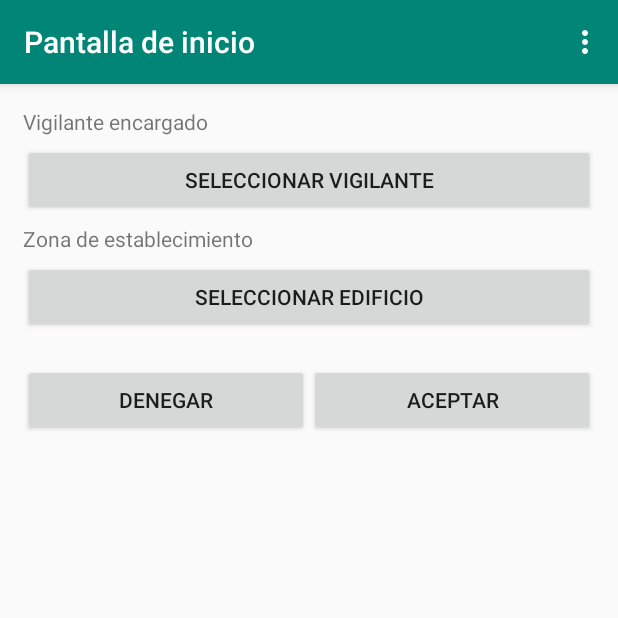
After one commit to DesKevinMendez/control-estacionamiento-utec-android, an Android app: the fragment AssignWatchman placed in its activity, on a phone screen of 412 x 824 dp, the top half of it. The commit adds this screen. Run offline under Robolectric (Android 15) with nearby library versions, the phone set to English and light mode, and no system bars.

Commit message:
Se agrega vista de asignar vigilante

```diff
--- /dev/null
+++ b/app/src/main/java/com/example/control_estacionamiento_utec_electiva_i/Admin/AssignWatchman.java
@@ -0,0 +1,161 @@
+package com.example.control_estacionamiento_utec_electiva_i.Admin;
+
+import android.content.Context;
+import android.net.Uri;
+import android.os.Bundle;
+
+import androidx.fragment.app.Fragment;
+
+import android.view.LayoutInflater;
+import android.view.View;
+import android.view.ViewGroup;
+import android.widget.Button;
+
+import com.example.control_estacionamiento_utec_electiva_i.Admin.ViewAssignParking.SelectedBuilding;
+import com.example.control_estacionamiento_utec_electiva_i.Admin.ViewAssignParking.SelectedTeacher;
+import com.example.control_estacionamiento_utec_electiva_i.R;
+
+/**
+ * A simple {@link Fragment} subclass.
+ * Activities that contain this fragment must implement the
+ * {@link AssignWatchman.OnFragmentInteractionListener} interface
+ * to handle interaction events.
+ * Use the {@link AssignWatchman#newInstance} factory method to
+ * create an instance of this fragment.
+ */
+public class AssignWatchman extends Fragment implements View.OnClickListener {
+    // TODO: Rename parameter arguments, choose names that match
+    // the fragment initialization parameters, e.g. ARG_ITEM_NUMBER
+    private static final String ARG_PARAM1 = "param1";
+    private static final String ARG_PARAM2 = "param2";
+
+    // TODO: Rename and change types of parameters
+    private String mParam1;
+    private String mParam2;
+
+    private OnFragmentInteractionListener mListener;
+
+    public AssignWatchman() {
+        // Required empty public constructor
+    }
+
+    /**
+     * Use this factory method to create a new instance of
+     * this fragment using the provided parameters.
+     *
+     * @param param1 Parameter 1.
+     * @param param2 Parameter 2.
+     * @return A new instance of fragment AssignWatchman.
+     */
+    // TODO: Rename and change types and number of parameters
+    public static AssignWatchman newInstance(String param1, String param2) {
+        AssignWatchman fragment = new AssignWatchman();
+        Bundle args = new Bundle();
+        args.putString(ARG_PARAM1, param1);
+        args.putString(ARG_PARAM2, param2);
+        fragment.setArguments(args);
+        return fragment;
+    }
+
+    @Override
+    public void onCreate(Bundle savedInstanceState) {
+        super.onCreate(savedInstanceState);
+        if (getArguments() != null) {
+            mParam1 = getArguments().getString(ARG_PARAM1);
+            mParam2 = getArguments().getString(ARG_PARAM2);
+        }
+    }
+
+    @Override
+    public View onCreateView(LayoutInflater inflater, ViewGroup container,
+                             Bundle savedInstanceState) {
+        // Inflate the layout for this fragment
+        View view = inflater.inflate(R.layout.fragment_assign_watchman, container, false);
+
+        Button btnAsignarVigilante = view.findViewById(R.id.btnAsignarVigilante);
+        Button btnSeleccionarEdificio = view.findViewById(R.id.btnSeleccionarEdificio);
+        Button btnDenegarAW = view.findViewById(R.id.btnDenegarAW);
+        Button btnAceptarAW = view.findViewById(R.id.btnAceptarAW);
+
+        btnAsignarVigilante.setOnClickListener(this);
+        btnSeleccionarEdificio.setOnClickListener(this);
+        btnAceptarAW.setOnClickListener(this);
+        btnDenegarAW.setOnClickListener(this);
+        return view;
+    }
+    @Override
+    public void onClick(View view) {
+        switch (view.getId()){
+            case R.id.btnAsignarVigilante:
+                SelectedTeacher selectedTeacher = new SelectedTeacher();
+
+                getActivity().getSupportFragmentManager().beginTransaction()
+                        .replace(R.id.contentLayaout, selectedTeacher).commit();
+
+                break;
+
+            case R.id.btnAceptarAW:
+                InicioAdmin inicioAdmin = new InicioAdmin();
+                getActivity().getSupportFragmentManager().beginTransaction()
+                        .replace(R.id.contentLayaout, inicioAdmin).commit();
+                break;
+            case R.id.btnSeleccionarEdificio:
+
+                SelectedBuilding selectedBuilding = new SelectedBuilding();
+
+                getActivity().getSupportFragmentManager().beginTransaction()
+                        .replace(R.id.contentLayaout, selectedBuilding).commit();
+
+                break;
+
+            case R.id.btnDenegarAW:
+
+                InicioAdmin inicioAdmin2 = new InicioAdmin();
+                getActivity().getSupportFragmentManager().beginTransaction()
+                        .replace(R.id.contentLayaout, inicioAdmin2).commit();
+
+                break;
+        }
+
+    }
+    // TODO: Rename method, update argument and hook method into UI event
+    public void onButtonPressed(Uri uri) {
+        if (mListener != null) {
+            mListener.onFragmentInteraction(uri);
+        }
+    }
+
+    @Override
+    public void onAttach(Context context) {
+        super.onAttach(context);
+        if (context instanceof OnFragmentInteractionListener) {
+            mListener = (OnFragmentInteractionListener) context;
+        } else {
+            throw new RuntimeException(context.toString()
+                    + " must implement OnFragmentInteractionListener");
+        }
+    }
+
+    @Override
+    public void onDetach() {
+        super.onDetach();
+        mListener = null;
+    }
+
+
+
+    /**
+     * This interface must be implemented by activities that contain this
+     * fragment to allow an interaction in this fragment to be communicated
+     * to the activity and potentially other fragments contained in that
+     * activity.
+     * <p>
+     * See the Android Training lesson <a href=
+     * "http://developer.android.com/training/basics/fragments/communicating.html"
+     * >Communicating with Other Fragments</a> for more information.
+     */
+    public interface OnFragmentInteractionListener {
+        // TODO: Update argument type and name
+        void onFragmentInteraction(Uri uri);
+    }
+}
--- /dev/null
+++ b/app/src/main/res/layout/fragment_assign_watchman.xml
@@ -0,0 +1,66 @@
+<?xml version="1.0" encoding="utf-8"?>
+<FrameLayout xmlns:android="http://schemas.android.com/apk/res/android"
+    xmlns:tools="http://schemas.android.com/tools"
+    android:layout_width="match_parent"
+    android:layout_height="match_parent"
+    tools:context=".Admin.AssignWatchman">
+
+    <LinearLayout
+        android:layout_width="match_parent"
+        android:layout_height="match_parent"
+        android:layout_margin="10dp"
+        android:orientation="vertical"
+        android:padding="5dp">
+
+        <TextView
+            android:id="@+id/textView4"
+            android:layout_marginBottom="5dp"
+            android:layout_width="match_parent"
+            android:layout_height="wrap_content"
+            android:text="Vigilante encargado" />
+
+        <Button
+            android:layout_marginBottom="5dp"
+            android:id="@+id/btnAsignarVigilante"
+            android:layout_width="match_parent"
+            android:layout_height="wrap_content"
+            android:text="Seleccionar vigilante" />
+
+        <TextView
+            android:id="@+id/textView5"
+            android:layout_marginBottom="5dp"
+            android:layout_width="match_parent"
+            android:layout_height="wrap_content"
+            android:text="Zona de establecimiento" />
+
+        <Button
+            android:id="@+id/btnSeleccionarEdificio"
+            android:layout_width="match_parent"
+            android:layout_marginBottom="5dp"
+            android:layout_height="wrap_content"
+            android:text="Seleccionar edificio" />
+
+        <LinearLayout
+            android:layout_width="match_parent"
+            android:layout_height="wrap_content"
+            android:layout_marginTop="15dp"
+            android:orientation="horizontal">
+
+            <Button
+                android:id="@+id/btnDenegarAW"
+                android:layout_width="wrap_content"
+                android:layout_height="wrap_content"
+                android:layout_marginBottom="5dp"
+                android:layout_weight="1"
+                android:text="Denegar" />
+
+            <Button
+                android:id="@+id/btnAceptarAW"
+                android:layout_width="wrap_content"
+                android:layout_height="wrap_content"
+                android:layout_marginBottom="5dp"
+                android:layout_weight="1"
+                android:text="Aceptar" />
+        </LinearLayout>
+    </LinearLayout>
+</FrameLayout>
--- a/app/src/main/res/menu/menu_main.xml
+++ b/app/src/main/res/menu/menu_main.xml
@@ -22,6 +22,12 @@
         android:orderInCategory="100"
         android:title="Reservar estacionamiento"
         app:showAsAction="never" />
+
+    <item
+        android:id="@+id/assingWatchMan"
+        android:orderInCategory="100"
+        android:title="Asignar vigilante"
+        app:showAsAction="never" />
     <item
         android:id="@+id/logout"
         android:orderInCategory="100"
```
Also changed, not shown: app/src/main/java/com/example/control_estacionamiento_utec_electiva_i/Admin/MainActivity.java (+16 -1 lines).
